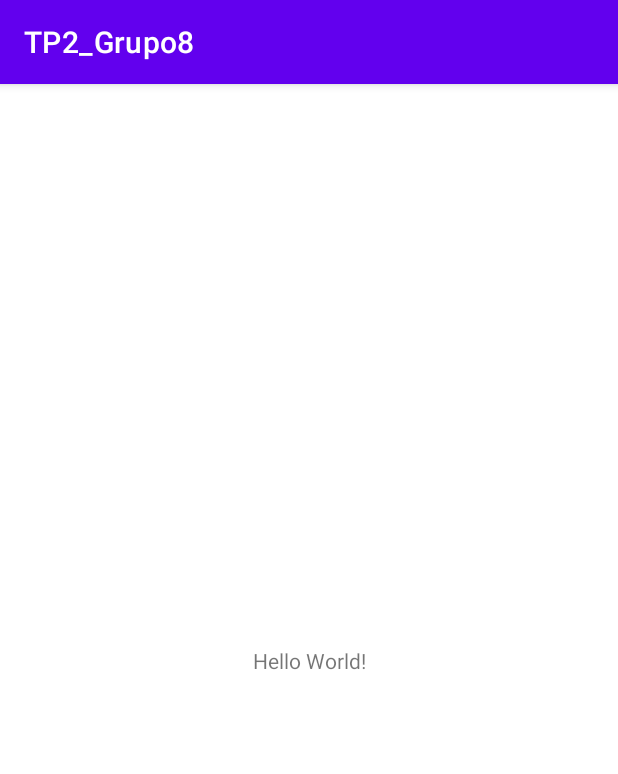
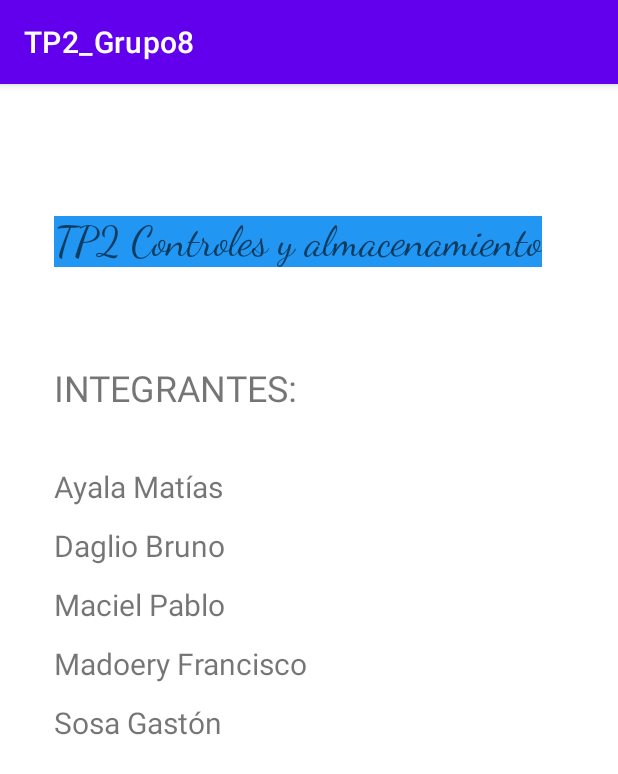
Before and after one commit to pablomacielcrypto/TP2_Grupo8, an Android app: the screen it shows after launch (MainActivity), on a phone screen of 412 x 824 dp. Shown: the top 774 px of the screen. Run offline under Robolectric (Android 15) with nearby library versions, the phone set to English and light mode, and no system bars.

Commit message:
agrego pantalla principal

```diff
--- a/app/src/main/res/layout/activity_main.xml
+++ b/app/src/main/res/layout/activity_main.xml
@@ -7,12 +7,87 @@
     tools:context=".MainActivity">
 
     <TextView
+        android:id="@+id/textView"
         android:layout_width="wrap_content"
         android:layout_height="wrap_content"
-        android:text="Hello World!"
-        app:layout_constraintBottom_toBottomOf="parent"
-        app:layout_constraintLeft_toLeftOf="parent"
-        app:layout_constraintRight_toRightOf="parent"
+        android:layout_marginStart="36dp"
+        android:layout_marginTop="64dp"
+        android:text="INTEGRANTES:"
+        android:textSize="24sp"
+        app:layout_constraintStart_toStartOf="parent"
+        app:layout_constraintTop_toBottomOf="@+id/textView6" />
+
+    <TextView
+        android:id="@+id/textView6"
+        android:layout_width="wrap_content"
+        android:layout_height="wrap_content"
+        android:layout_marginStart="36dp"
+        android:layout_marginTop="88dp"
+        android:background="#2196F3"
+        android:fontFamily="cursive"
+        android:text="TP2 Controles y almacenamiento"
+        android:textAppearance="@style/TextAppearance.AppCompat.Display1"
+        android:textSize="28sp"
+        android:textStyle="normal"
+        app:layout_constraintStart_toStartOf="parent"
         app:layout_constraintTop_toTopOf="parent" />
 
+    <TextView
+        android:id="@+id/textView2"
+        android:layout_width="wrap_content"
+        android:layout_height="wrap_content"
+        android:layout_marginStart="36dp"
+        android:layout_marginTop="36dp"
+        android:text="Ayala Matías"
+        android:textSize="20sp"
+        app:layout_constraintStart_toStartOf="parent"
+        app:layout_constraintTop_toBottomOf="@+id/textView" />
+
+    <TextView
+        android:id="@+id/textView3"
+        android:layout_width="wrap_content"
+        android:layout_height="wrap_content"
+        android:layout_marginStart="36dp"
+        android:layout_marginTop="12dp"
+        android:text="Daglio Bruno"
+        android:textSize="20sp"
+        app:layout_constraintStart_toStartOf="parent"
+        app:layout_constraintTop_toBottomOf="@+id/textView2" />
+
+    <TextView
+        android:id="@+id/textView4"
+        android:layout_width="wrap_content"
+        android:layout_height="wrap_content"
+        android:layout_marginStart="36dp"
+        android:layout_marginTop="12dp"
+        android:text="Maciel Pablo"
+        android:textSize="20sp"
+        app:layout_constraintStart_toStartOf="parent"
+        app:layout_constraintTop_toBottomOf="@+id/textView3" />
+
+    <TextView
+        android:id="@+id/textView5"
+        android:layout_width="wrap_content"
+        android:layout_height="wrap_content"
+        android:layout_marginStart="36dp"
+        android:layout_marginTop="12dp"
+        android:text="Madoery Francisco"
+        android:textSize="20sp"
+        app:layout_constraintBottom_toTopOf="@+id/textView7"
+        app:layout_constraintStart_toStartOf="parent"
+        app:layout_constraintTop_toBottomOf="@+id/textView4"
+        app:layout_constraintVertical_bias="0.428" />
+
+    <TextView
+        android:id="@+id/textView7"
+        android:layout_width="wrap_content"
+        android:layout_height="wrap_content"
+        android:layout_marginStart="36dp"
+        android:layout_marginTop="12dp"
+        android:text="Sosa Gastón"
+        android:textSize="20sp"
+        app:layout_constraintStart_toStartOf="parent"
+        app:layout_constraintTop_toBottomOf="@+id/textView5" />
+
+
 </androidx.constraintlayout.widget.ConstraintLayout>
```
